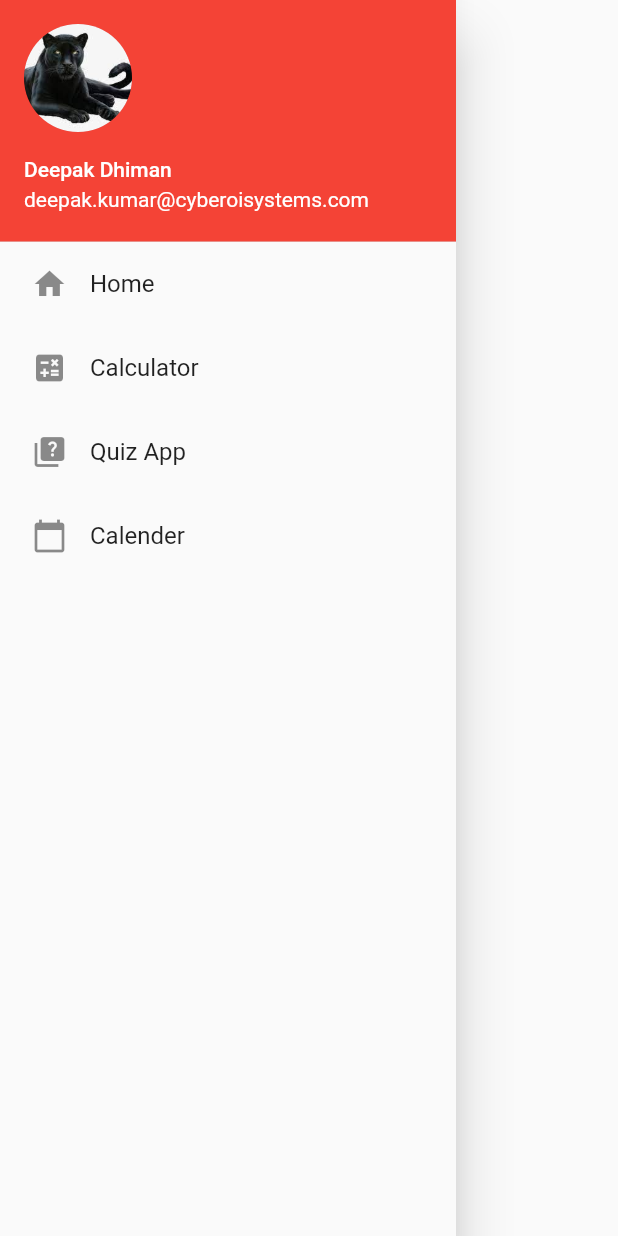
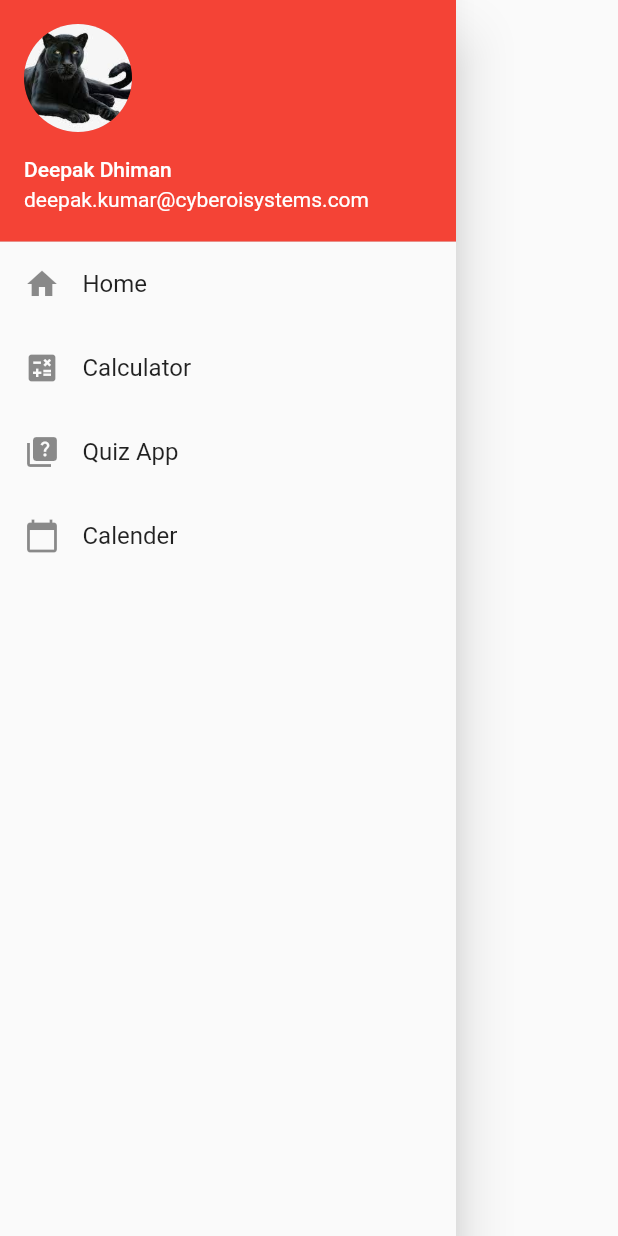
Before and after one commit to Cyberoisystems/flutterpoc, a Flutter app: the MainDrawer widget shown alone on an empty page, opened directly, on a phone screen of 412 x 824 dp. Run offline on Flutter 3.47's test engine with Material 2 defaults, Android fonts, the phone set to English and light mode, and no system bars; our stand-ins replace flutter_local_notifications, sqflite, table_calendar; missing offline and left inert: android_alarm_manager_plus; accounts and stored records are empty.

```diff
--- a/lib/Screens/mainDrawer.dart
+++ b/lib/Screens/mainDrawer.dart
@@ -11,6 +11,8 @@ class MainDrawer extends StatelessWidget {
   @override
   Widget build(BuildContext context) {
     return Drawer(
+        child: Container(
+      height: double.infinity,
       child: ListView(
         children: [
           new UserAccountsDrawerHeader(
@@ -21,7 +23,7 @@ class MainDrawer extends StatelessWidget {
               backgroundImage: new AssetImage('assets/images/panther.png'),
             ),
           ),
-        RoutePath("Home", "", "home"),
+          RoutePath("Home", "", Icons.home),
           new ListTile(
             onTap: () {
               Navigator.pop(context);
@@ -29,24 +31,18 @@ class MainDrawer extends StatelessWidget {
                   MaterialPageRoute(builder: (context) => CalculatorApp()));
             },
             title: Container(
-            child: Expanded(
               child: Row(
                 children: <Widget>[
+                  Icon(Icons.calculate),
                   Expanded(
-                    flex: 1,
-                    child: Icon(Icons.calculate),
-                  ),
-                  Expanded(
-                    flex: 7,
                     child: Padding(
-                      padding: EdgeInsets.only(left: 10),
+                      padding: EdgeInsets.only(left: 15),
                       child: Text(
                         "Calculator",
                       ),
                     ),
                   ),
                 ],
-              ),
               ),
             ),
           ),
@@ -57,24 +53,18 @@ class MainDrawer extends StatelessWidget {
                   context, MaterialPageRoute(builder: (context) => QuizApp()));
             },
             title: Container(
-            child: Expanded(
               child: Row(
                 children: <Widget>[
+                  Icon(Icons.quiz),
                   Expanded(
-                    flex: 1,
-                    child: Icon(Icons.quiz),
-                  ),
-                  Expanded(
-                    flex: 7,
                     child: Padding(
-                      padding: EdgeInsets.only(left: 10),
+                      padding: EdgeInsets.only(left: 15),
                       child: Text(
                         "Quiz App",
                       ),
                     ),
                   ),
                 ],
-              ),
               ),
             ),
           ),
@@ -85,17 +75,12 @@ class MainDrawer extends StatelessWidget {
                   context, MaterialPageRoute(builder: (context) => Calender()));
             },
             title: Container(
-            child: Expanded(
               child: Row(
                 children: <Widget>[
+                  Icon(Icons.calendar_today),
                   Expanded(
-                    flex: 1,
-                    child: Icon(Icons.calendar_today),
-                  ),
-                  Expanded(
-                    flex: 7,
                     child: Padding(
-                      padding: EdgeInsets.only(left: 10),
+                      padding: EdgeInsets.only(left: 15),
                       child: Text(
                         "Calender",
                       ),
@@ -105,36 +90,8 @@ class MainDrawer extends StatelessWidget {
               ),
             ),
           ),
+        ],
       ),
-        // new ListTile(
-        //   onTap: () {
-        //     Navigator.pop(context);
-        //     Navigator.push(context,
-        //         MaterialPageRoute(builder: (context) => ExpenceMain()));
-        //   },
-        //   title: Container(
-        //     child: Expanded(
-        //       child: Row(
-        //         children: <Widget>[
-        //           Expanded(
-        //             flex: 1,
-        //             child: Icon(Icons.person),
-        //           ),
-        //           Expanded(
-        //             flex: 7,
-        //             child: Padding(
-        //               padding: EdgeInsets.only(left: 10),
-        //               child: Text(
-        //                 "Personal Expences",
-        //               ),
-        //             ),
-        //           ),
-        //         ],
-        //       ),
-        //     ),
-        //   ),
-        // ),
-      ],
     ));
   }
 }
--- a/lib/Screens/routePath.dart
+++ b/lib/Screens/routePath.dart
@@ -3,8 +3,8 @@ import 'package:flutter/material.dart';
 class RoutePath extends StatelessWidget {
   final String PathName;
   final String PathUrl;
-  final String IconName;
-  RoutePath(this.PathName, this.PathUrl, this.IconName);
+  final IconData iconData;
+  const RoutePath(this.PathName, this.PathUrl, this.iconData);
   @override
   Widget build(BuildContext context) {
     return ListTile(
@@ -12,17 +12,12 @@ class RoutePath extends StatelessWidget {
         Navigator.pop(context);
       },
       title: Container(
-        child: Expanded(
         child: Row(
           children: <Widget>[
+            Icon(iconData),
             Expanded(
-                flex: 1,
-                child: Icon(Icons.home),
-              ),
-              Expanded(
-                flex: 7,
               child: Padding(
-                  padding: EdgeInsets.only(left: 10),
+                padding: EdgeInsets.only(left: 15),
                 child: Text(
                   PathName,
                 ),
@@ -31,7 +26,6 @@ class RoutePath extends StatelessWidget {
           ],
         ),
       ),
-      ),
     );
   }
 }
--- a/pubspec.yaml
+++ b/pubspec.yaml
@@ -25,8 +25,9 @@ dependencies:
     sdk: flutter
   table_calendar: ^3.0.1
   intl: ^0.17.0
-  localstorage: ^4.0.0+1
-  sqflite: ^1.3.0
+  provider: ^6.0.0
+  sqflite: ^2.0.0+3
+  path: ^1.8.0
   flutter_local_notifications: ^8.1.1
   android_alarm_manager_plus: ^1.0.2
 
```
Also changed, not shown: lib/Calender/Helper/Helper_DB.dart (added, +35 -0 lines), lib/Calender/Models/Events.dart (+1 -13 lines), lib/Calender/Models/eventList.dart (deleted, +0 -19 lines), lib/Calender/Provider/Events_provider.dart (added, +63 -0 lines), lib/Calender/calender.dart (+48 -90 lines), lib/main.dart (+18 -16 lines), pubspec.lock, 6 other files. Lines whose indentation alone changed are shown as unchanged.
